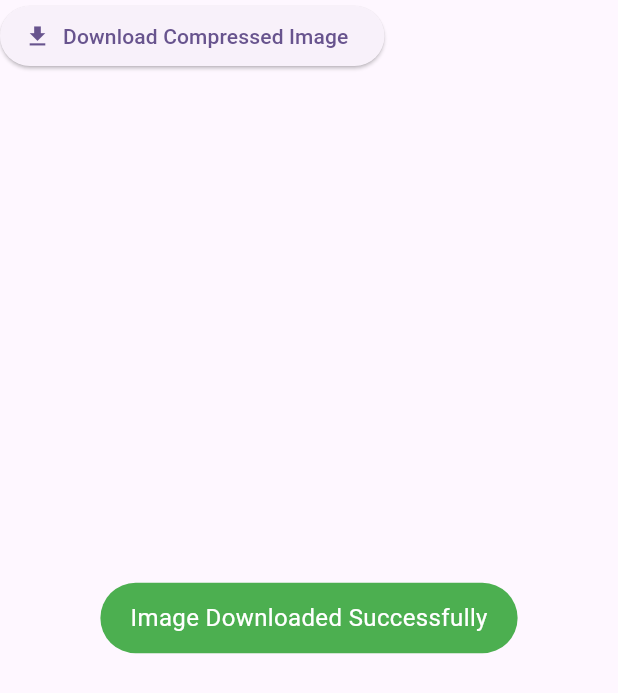
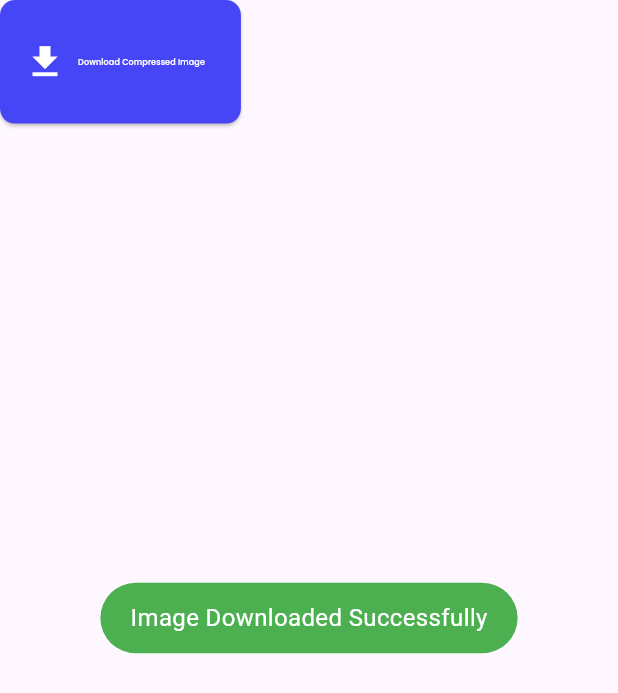
Before and after one commit to 5-abdulsami/piximize, a Flutter app: the DownloadButton widget shown alone on an empty page, opened directly with empty values, after a tap on "Download Compressed Image", on a phone screen of 412 x 824 dp. Shown: the top 693 px of the screen. Run offline on Flutter 3.47's test engine with Material 3 defaults, Android fonts, the phone set to English and light mode, and no system bars; our stand-ins replace dotted_border, flutter_image_compress, fluttertoast, google_fonts; missing offline and left inert: file_saver, flutter_dropzone.

Commit message:
improved UI and layout

```diff
--- a/lib/model/dropped_file.dart
+++ b/lib/model/dropped_file.dart
@@ -5,7 +5,7 @@ class DroppedFile {
   final String name;
   final String mime;
   final int bytes;
-  final Uint8List? fileBytes; // Add this field to store raw image data
+  final Uint8List? fileBytes;
 
   DroppedFile(
       {required this.url,
--- a/lib/widgets/download_button.dart
+++ b/lib/widgets/download_button.dart
@@ -1,7 +1,9 @@
 import 'dart:typed_data';
 import 'package:flutter/material.dart';
 import 'package:file_saver/file_saver.dart';
+import 'package:google_fonts/google_fonts.dart';
 import 'package:piximize/model/dropped_file.dart';
+import 'package:piximize/utils/colors.dart';
 import 'package:piximize/utils/utils.dart';
 
 class DownloadButton extends StatelessWidget {
@@ -16,7 +18,15 @@ class DownloadButton extends StatelessWidget {
 
   @override
   Widget build(BuildContext context) {
+    var size = MediaQuery.of(context).size;
     return ElevatedButton.icon(
+      style: ElevatedButton.styleFrom(
+        minimumSize: Size(size.width * 0.15, size.height * 0.1),
+        backgroundColor: primaryColor,
+        shape: RoundedRectangleBorder(
+          borderRadius: BorderRadius.circular(10),
+        ),
+      ),
       onPressed: compressedImage != null
           ? () async {
               // Remove the existing extension from the file name
@@ -36,8 +46,14 @@ class DownloadButton extends StatelessWidget {
               });
             }
           : null,
-      icon: Icon(Icons.download),
-      label: Text('Download Compressed Image'),
+      icon: Icon(
+        Icons.download,
+        color: whiteColor,
+        size: 28,
+      ),
+      label: Text("Download Compressed Image",
+          style: GoogleFonts.poppins(
+              color: whiteColor, fontSize: size.width * 0.013)),
     );
   }
 }
--- a/lib/widgets/dropzone_widget.dart
+++ b/lib/widgets/dropzone_widget.dart
@@ -94,7 +94,7 @@ class _DropzoneWidgetState extends State<DropzoneWidget> {
     final url = await controller.createFileUrl(event);
     final fileBytes = await controller.getFileData(event); // Get raw image data
 
-    log("File Name: $name");
+    log("-----File Name: $name");
     log("File Mime: $mime");
     log("File Bytes: $bytes");
     log("File url: $url");
--- a/lib/widgets/image_preview.dart
+++ b/lib/widgets/image_preview.dart
@@ -12,10 +12,10 @@ class ImagePreview extends StatefulWidget {
   });
 
   @override
-  _ImagePreviewState createState() => _ImagePreviewState();
+  ImagePreviewState createState() => ImagePreviewState();
 }
 
-class _ImagePreviewState extends State<ImagePreview> {
+class ImagePreviewState extends State<ImagePreview> {
   double _sliderValue = 0.5;
   final double imageWidth = 400; // Set a fixed image width
 
--- a/lib/widgets/quality_slider.dart
+++ b/lib/widgets/quality_slider.dart
@@ -1,4 +1,5 @@
 import 'package:flutter/material.dart';
+import 'package:piximize/utils/colors.dart';
 
 class QualitySlider extends StatelessWidget {
   final double value;
@@ -19,6 +20,9 @@ class QualitySlider extends StatelessWidget {
           style: TextStyle(fontSize: 16, fontWeight: FontWeight.bold),
         ),
         Slider(
+          thumbColor: primaryColor,
+          activeColor: primaryColor,
+          inactiveColor: primaryColor.withValues(alpha: 0.3),
           value: value,
           min: 0,
           max: 100,
```
Also changed, not shown: lib/main_screen.dart (+20 -8 lines).
